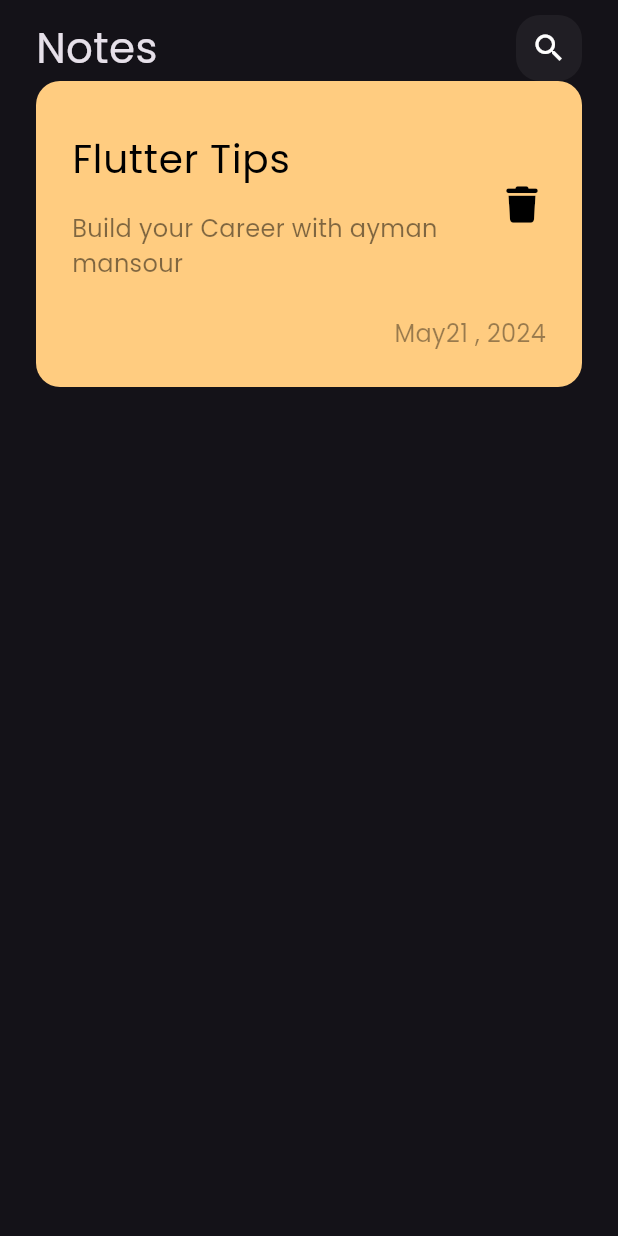
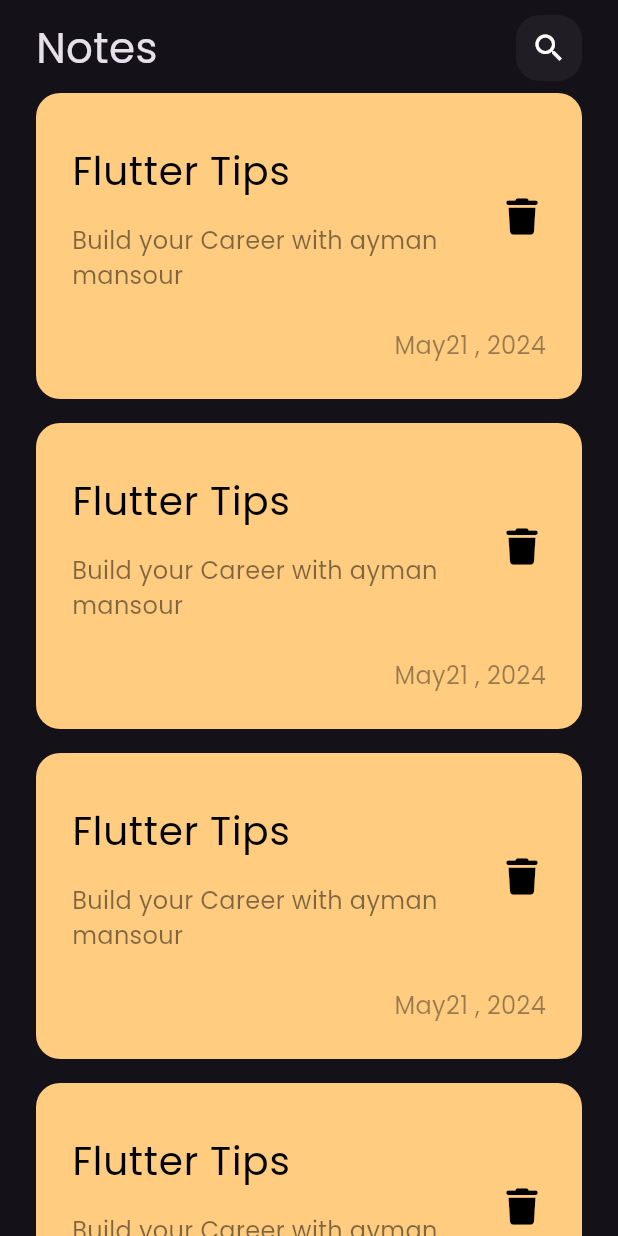
Before and after one commit to ayman429/notes_app, a Flutter app: the screen it shows after launch, on a phone screen of 412 x 824 dp. Run offline on Flutter 3.47's test engine with Material 3 defaults, Android fonts, the phone set to English and light mode, and no system bars; our stand-ins replace font_awesome_flutter.

Commit message:
create Notes List View

```diff
--- /dev/null
+++ b/lib/views/widgets/notes_list_view.dart
@@ -0,0 +1,22 @@
+import 'package:flutter/material.dart';
+
+import 'custom_note_item.dart';
+
+class NotesListView extends StatelessWidget {
+  const NotesListView({
+    super.key,
+  });
+
+  @override
+  Widget build(BuildContext context) {
+    return ListView.builder(
+      // itemCount: 3,
+      itemBuilder: (context, index) {
+        return const Padding(
+          padding: EdgeInsets.symmetric(vertical: 8),
+          child: NoteItem(),
+        );
+      },
+    );
+  }
+}
--- a/lib/views/widgets/notes_view_body.dart
+++ b/lib/views/widgets/notes_view_body.dart
@@ -1,6 +1,8 @@
+import 'package:flutter/cupertino.dart';
 import 'package:flutter/material.dart';
+import 'package:flutter/widgets.dart';
 import 'custom_app_bar.dart';
-import 'custom_note_item.dart';
+import 'notes_list_view.dart';
 
 class NotesViewBody extends StatelessWidget {
   const NotesViewBody({super.key});
@@ -16,13 +18,14 @@ class NotesViewBody extends StatelessWidget {
               height: 10,
             ),
             CustomAppBar(),
-            NoteItem(),
+            Expanded(child: NotesListView()),
           ],
         ),
       ),
     );
   }
 }
+
 
 
 // class NoteItem1 extends StatelessWidget {
```
